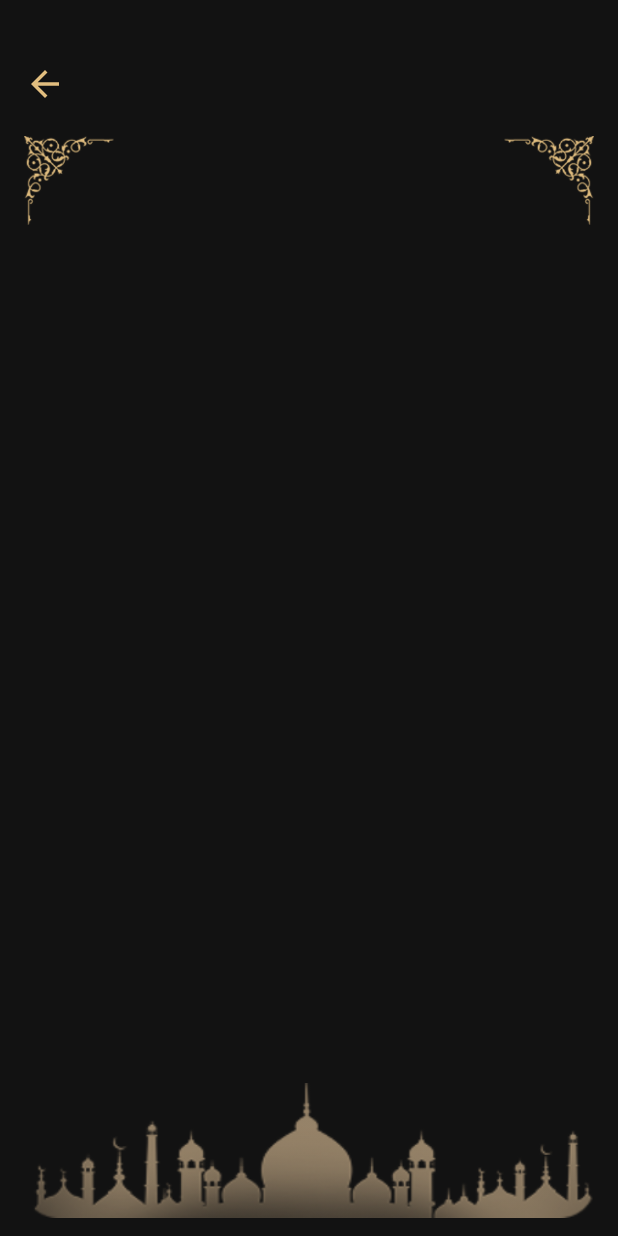
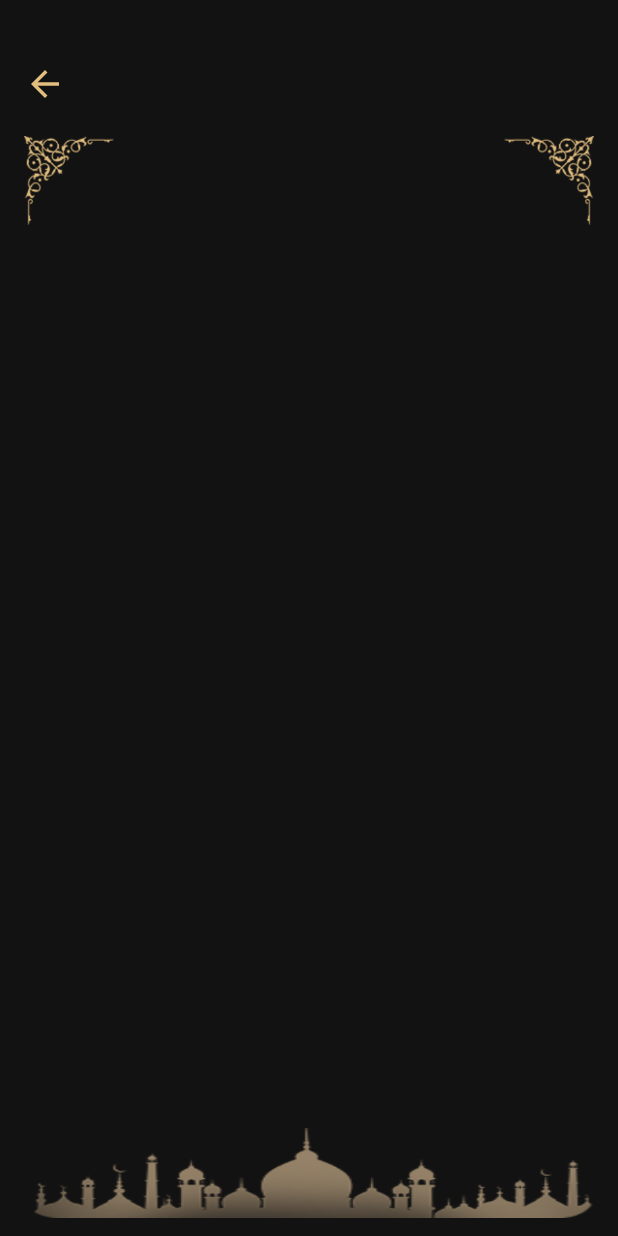
Before and after one commit to UmairKhanDeveloper/Islamic_App, an Android app built with Jetpack Compose: the composable SuratDetailScreen called with empty values, on a phone screen of 412 x 824 dp. Run offline under Robolectric (Android 15) with nearby library versions, the phone set to English and light mode, and no system bars.

Commit message:
SuratDetailScreen

```diff
--- a/app/src/main/java/com/example/islamicapp/api/Constant.kt
+++ b/app/src/main/java/com/example/islamicapp/api/Constant.kt
@@ -3,5 +3,5 @@ package com.example.islamicapp.api
 object Constant {
     const val TIMEOUT = 10000L
     const val BASE_URL = "https://al-quran1.p.rapidapi.com/"
-    const val API_KEY = "1af23e1093msh0871e667f83fe9bp11edaajsn968c99a1b1c3"
+    const val API_KEY = "652ce257c1mshf3389262f568a66p1431fajsnd5eab8c0150e"
 }
--- a/app/src/main/java/com/example/islamicapp/screen/SuratDetailScreen.kt
+++ b/app/src/main/java/com/example/islamicapp/screen/SuratDetailScreen.kt
@@ -152,7 +152,7 @@ fun SuratDetailScreen(
             contentScale = ContentScale.FillBounds,
             modifier = Modifier
                 .fillMaxWidth()
-                .height(90.dp)
+                .height(60.dp)
         )
     }
 }
```
Also changed, not shown: app/src/main/java/com/example/islamicapp/screen/Navigation.kt (+3 -6 lines), 1 other file.
